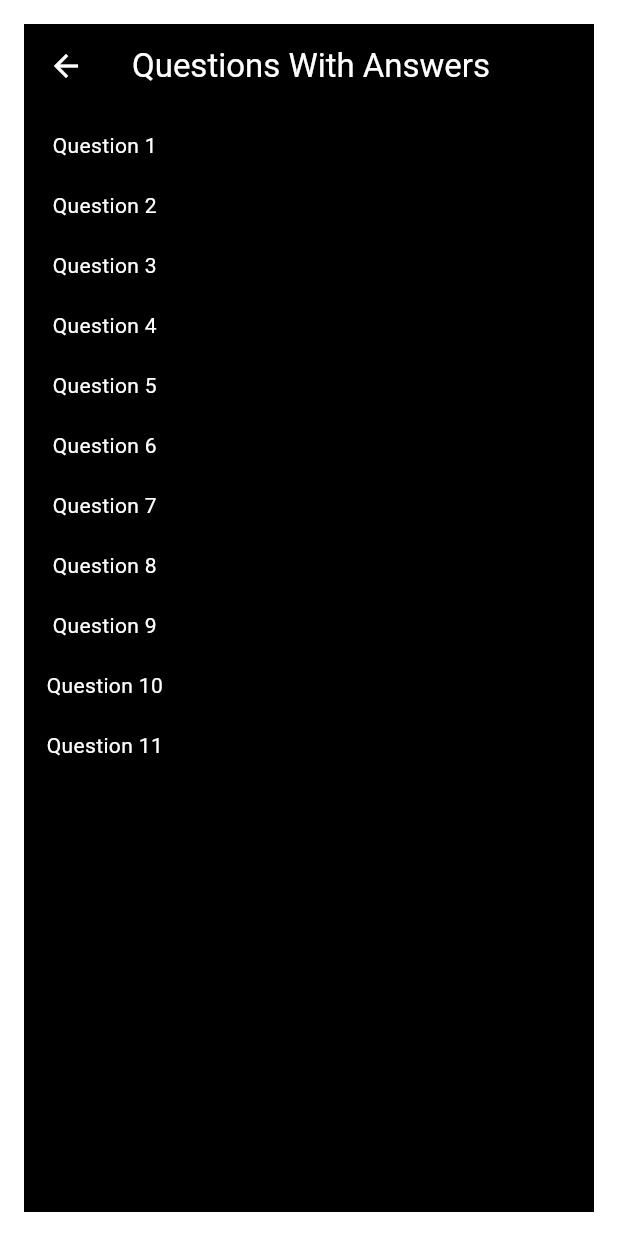
After one commit to abdo-essam/AWS_PrepHub, a Flutter app: the ReviewQuestionScreenBody screen opened directly, on a phone screen of 412 x 824 dp. The commit adds this screen. Run offline on Flutter 3.47's test engine with Material 3 defaults, Android fonts, the phone set to English and light mode, and no system bars; our stand-ins replace bloc, flutter_bloc, flutter_screenutil, google_fonts, percent_indicator, sqflite; missing offline and left inert: flutter_timer_countdown; accounts and stored records are empty.

Commit message:
feat(navigation): add review question screen
Adds a new screen for reviewing answered questions. The screen displays the question and user-selected answers.  Navigates to the review screen after an exam is finished.

```diff
--- a/lib/core/routes/app_routing.dart
+++ b/lib/core/routes/app_routing.dart
@@ -1,5 +1,6 @@
 import 'package:awsprephub/core/routes/routes.dart';
 import 'package:awsprephub/features/exam/manager/exam_cubit.dart';
+import 'package:awsprephub/features/review_question/screen/ui/review_question_screen.dart';
 import 'package:flutter/material.dart';
 import 'package:flutter_bloc/flutter_bloc.dart';
 
@@ -27,6 +28,11 @@ class AppRouting {
           settings: RouteSettings(arguments: arguments),
         );
 
+      case Routes.reviewQuestionScreen:
+        return MaterialPageRoute(
+          builder: (_) => const ReviewQuestionScreen(),
+        );
+
       default:
         return MaterialPageRoute(
           builder: (_) => Scaffold(
--- a/lib/core/routes/routes.dart
+++ b/lib/core/routes/routes.dart
@@ -2,5 +2,5 @@ class Routes {
   static const String homeScreen = '/homeScreen';
   static const String examScreen = '/examScreen';
   static const String resultScreen = '/resultScreen';
-  static const String reviewScreen = '/reviewScreen';
+  static const String reviewQuestionScreen = '/reviewQuestionScreen';
 }
--- a/lib/features/result/screen/ui/result_screen.dart
+++ b/lib/features/result/screen/ui/result_screen.dart
@@ -1,10 +1,6 @@
-
-
 import 'package:flutter/material.dart';
 
 import '../widget/result_screen_body.dart';
-
-
 
 class ResultScreen extends StatelessWidget {
   const ResultScreen({super.key});
--- a/lib/features/result/screen/widget/result_screen_body.dart
+++ b/lib/features/result/screen/widget/result_screen_body.dart
@@ -3,6 +3,8 @@ import 'package:flutter/material.dart';
 import 'package:flutter_screenutil/flutter_screenutil.dart';
 import 'package:google_fonts/google_fonts.dart';
 import 'package:percent_indicator/circular_percent_indicator.dart';
+
+import '../../../review_question/screen/ui/review_question_screen.dart';
 
 class ResultScreenBody extends StatefulWidget {
   const ResultScreenBody({super.key});
@@ -156,7 +158,7 @@ class _ResultScreenBodyState extends State<ResultScreenBody> {
                       Navigator.pushReplacement(
                         context,
                         MaterialPageRoute(
-                          builder: (context) => const HomeScreen(),
+                          builder: (context) => const ReviewQuestionScreen(),
                         ),
                       );
                     },
--- /dev/null
+++ b/lib/features/review_question/screen/ui/review_question_screen.dart
@@ -0,0 +1,12 @@
+
+import 'package:awsprephub/features/review_question/screen/widget/review_question_screen_body.dart';
+import 'package:flutter/material.dart';
+
+class ReviewQuestionScreen extends StatelessWidget {
+  const ReviewQuestionScreen({super.key});
+
+  @override
+  Widget build(BuildContext context) {
+    return const SafeArea(child: ReviewQuestionScreenBody());
+  }
+}
--- /dev/null
+++ b/lib/features/review_question/screen/widget/review_question_screen_body.dart
@@ -0,0 +1,54 @@
+import 'package:flutter/material.dart';
+
+class ReviewQuestionScreenBody extends StatelessWidget {
+  const ReviewQuestionScreenBody({super.key});
+
+  @override
+  Widget build(BuildContext context) {
+    return Padding(
+      padding: const EdgeInsets.all(16.0),
+      child: Scaffold(
+        backgroundColor: Colors.black,
+        appBar: AppBar(
+          iconTheme: const IconThemeData(color: Colors.white),
+          centerTitle: true,
+          backgroundColor: Colors.black,
+          title: const Text(
+            "Questions With Answers",
+            style: TextStyle(color: Colors.white),
+          ),
+        ),
+        body: SingleChildScrollView(
+          child: Container(
+            padding: const EdgeInsets.symmetric(horizontal: 15,vertical: 15),
+            child:  const Column(
+              children: [
+                Text("Question 1" , style: TextStyle(color: Colors.white),),
+                SizedBox(height: 20,),
+                Text("Question 2" , style: TextStyle(color: Colors.white),),
+                SizedBox(height: 20,),
+                Text("Question 3" , style: TextStyle(color: Colors.white),),
+                SizedBox(height: 20,),
+                Text("Question 4" , style: TextStyle(color: Colors.white),),
+                SizedBox(height: 20,),
+                Text("Question 5" , style: TextStyle(color: Colors.white),),
+                SizedBox(height: 20,),
+                Text("Question 6" , style: TextStyle(color: Colors.white),),
+                SizedBox(height: 20,),
+                Text("Question 7" , style: TextStyle(color: Colors.white),),
+                SizedBox(height: 20,),
+                Text("Question 8" , style: TextStyle(color: Colors.white),),
+                SizedBox(height: 20,),
+                Text("Question 9" , style: TextStyle(color: Colors.white),),
+                SizedBox(height: 20,),
+                Text("Question 10" , style: TextStyle(color: Colors.white),),
+                SizedBox(height: 20,),
+                Text("Question 11" , style: TextStyle(color: Colors.white),),
+                SizedBox(height: 20,),
+            ],),
+          ),
+        )
+      ),
+    );
+  }
+}
```
